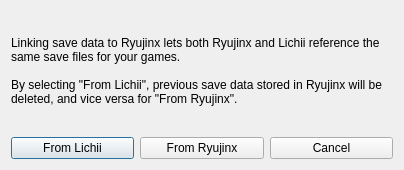
karimalsalah/guarana, file src/lichii/ryujinx_dialog.ui: the form before one commit.
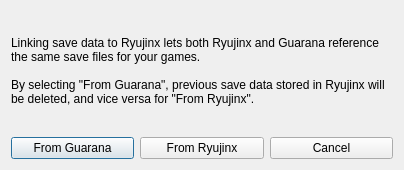
The form after the commit.

Commit message:
frontend: rebrand player-visible Lichii to Guarana
Program names guarana/guarana-cli, user data folder guarana with a
copy-only first-start migration from lichii (staged, rolled back on
failure, old folder untouched), user-visible strings, translations,
Windows version info, installer, desktop/metainfo/Info.plist, icons
from the Guarana brand artwork. Internal identifiers, LICHII_* options,
namespaces and file names are unchanged.

```diff
--- a/src/lichii/ryujinx_dialog.ui
+++ b/src/lichii/ryujinx_dialog.ui
@@ -23,9 +23,9 @@
       </sizepolicy>
      </property>
      <property name="text">
-      <string>Linking save data to Ryujinx lets both Ryujinx and Lichii reference the same save files for your games.
+      <string>Linking save data to Ryujinx lets both Ryujinx and Guarana reference the same save files for your games.
 
-By selecting &quot;From Lichii&quot;, previous save data stored in Ryujinx will be deleted, and vice versa for &quot;From Ryujinx&quot;.</string>
+By selecting &quot;From Guarana&quot;, previous save data stored in Ryujinx will be deleted, and vice versa for &quot;From Ryujinx&quot;.</string>
      </property>
      <property name="wordWrap">
       <bool>true</bool>
@@ -37,7 +37,7 @@
      <item>
       <widget class="QPushButton" name="eden">
        <property name="text">
-      <string>From Lichii</string>
+      <string>From Guarana</string>
        </property>
       </widget>
      </item>
```
The commit also changes 96 other files.
